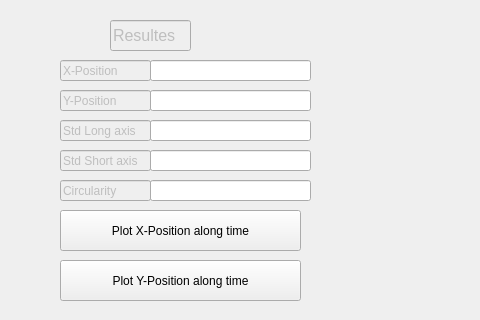
Old version of the form src/Offline_viewer.ui in the repository vazirilab/PyBeamProfiler; both pictures show x 0 to 480 and y 0 to 320 of the 1067 by 751 pixel window.
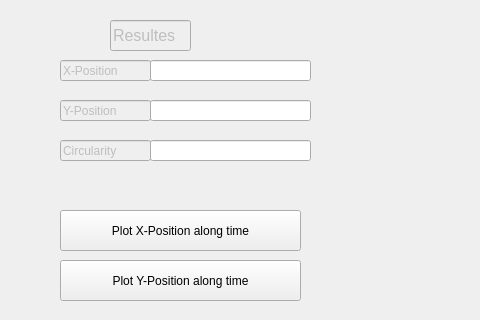
New version of the form.

Commit message: fixing offline view

Patch:
```diff
--- a/src/Offline_viewer.ui
+++ b/src/Offline_viewer.ui
@@ -27,42 +27,6 @@
      <string>Plot X-Position along time</string>
     </property>
    </widget>
-   <widget class="QLineEdit" name="lineEdit_7">
-    <property name="enabled">
-     <bool>false</bool>
-    </property>
-    <property name="geometry">
-     <rect>
-      <x>60</x>
-      <y>120</y>
-      <width>91</width>
-      <height>21</height>
-     </rect>
-    </property>
-    <property name="text">
-     <string>Std Long axis</string>
-    </property>
-   </widget>
-   <widget class="QLineEdit" name="std_LA_text_offline">
-    <property name="geometry">
-     <rect>
-      <x>150</x>
-      <y>120</y>
-      <width>161</width>
-      <height>21</height>
-     </rect>
-    </property>
-   </widget>
-   <widget class="QLineEdit" name="std_SA_text_offline">
-    <property name="geometry">
-     <rect>
-      <x>150</x>
-      <y>150</y>
-      <width>161</width>
-      <height>21</height>
-     </rect>
-    </property>
-   </widget>
    <widget class="QLineEdit" name="lineEdit_5">
     <property name="enabled">
      <bool>false</bool>
@@ -79,22 +43,6 @@
      <string>X-Position</string>
     </property>
    </widget>
-   <widget class="QLineEdit" name="lineEdit_8">
-    <property name="enabled">
-     <bool>false</bool>
-    </property>
-    <property name="geometry">
-     <rect>
-      <x>60</x>
-      <y>150</y>
-      <width>91</width>
-      <height>21</height>
-     </rect>
-    </property>
-    <property name="text">
-     <string>Std Short axis</string>
-    </property>
-   </widget>
    <widget class="QPushButton" name="Y_Pos_Plot_offline">
     <property name="geometry">
      <rect>
@@ -115,7 +63,7 @@
     <property name="geometry">
      <rect>
       <x>60</x>
-      <y>90</y>
+      <y>100</y>
       <width>91</width>
       <height>21</height>
      </rect>
@@ -131,7 +79,7 @@
     <property name="geometry">
      <rect>
       <x>60</x>
-      <y>180</y>
+      <y>140</y>
       <width>91</width>
       <height>21</height>
      </rect>
@@ -165,7 +113,7 @@
     <property name="geometry">
      <rect>
       <x>150</x>
-      <y>90</y>
+      <y>100</y>
       <width>161</width>
       <height>21</height>
      </rect>
@@ -175,7 +123,7 @@
     <property name="geometry">
      <rect>
       <x>150</x>
-      <y>180</y>
+      <y>140</y>
       <width>161</width>
       <height>21</height>
      </rect>
```
The commit also changes 2 other files.
